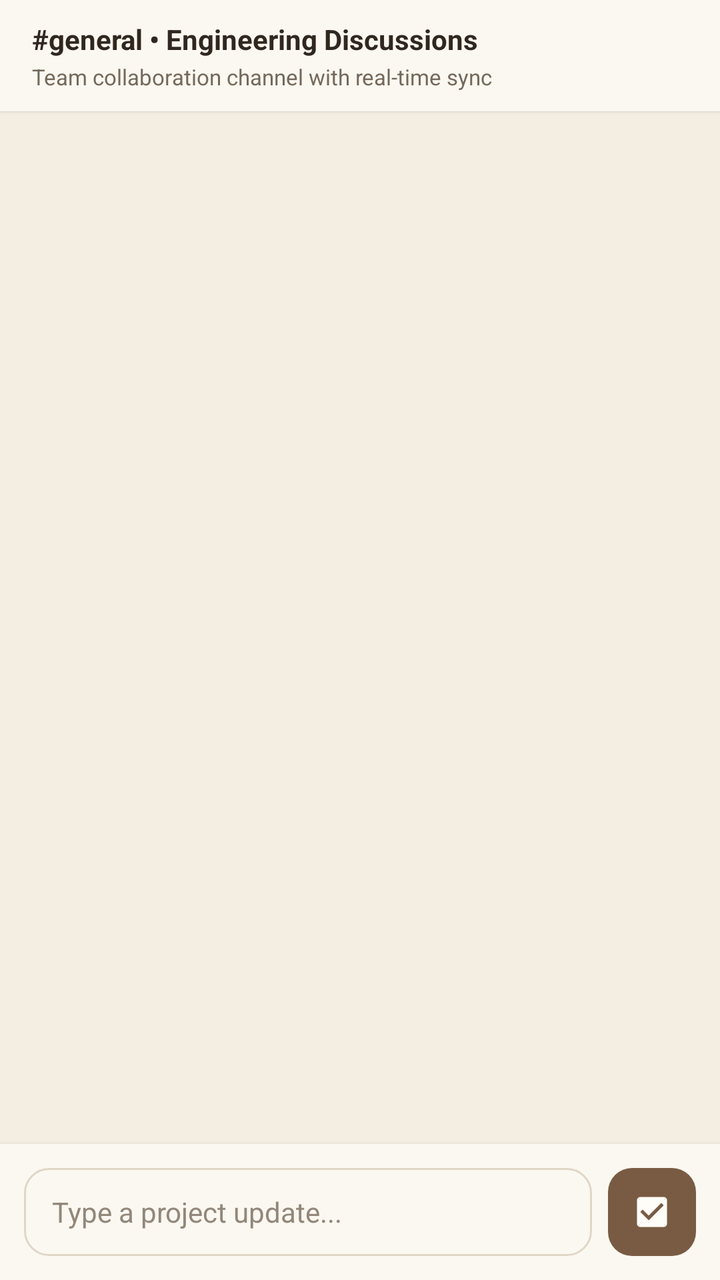
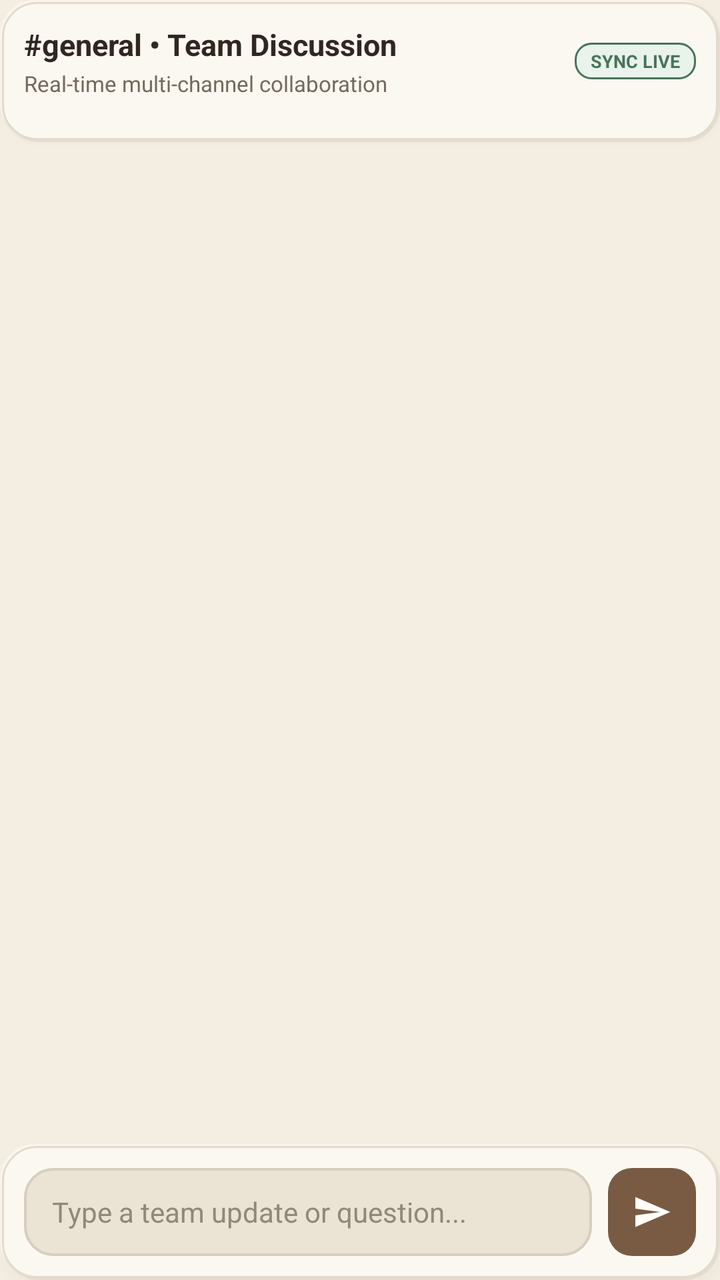

The first picture is an Android layout as it rendered before a commit; the second is the same layout after the commit. The layout source and the unified diff follow.
<!-- AndroidManifest.xml: application theme Theme.ProjectFlow -->
<!-- res/layout/fragment_chat.xml -->
<?xml version="1.0" encoding="utf-8"?>
<RelativeLayout xmlns:android="http://schemas.android.com/apk/res/android"
    xmlns:app="http://schemas.android.com/apk/res-auto"
    android:layout_width="match_parent"
    android:layout_height="match_parent"
    android:background="@color/earth_bg">

    
    <LinearLayout
        android:id="@+id/llChatHeader"
        android:layout_width="match_parent"
        android:layout_height="wrap_content"
        android:layout_alignParentTop="true"
        android:background="@color/earth_surface"
        android:elevation="1dp"
        android:orientation="vertical"
        android:paddingHorizontal="16dp"
        android:paddingVertical="10dp">

        <TextView
            android:layout_width="wrap_content"
            android:layout_height="wrap_content"
            android:text="#general &#8226; Engineering Discussions"
            android:textColor="@color/text_main"
            android:textSize="14sp"
            android:textStyle="bold" />

        <TextView
            android:layout_width="wrap_content"
            android:layout_height="wrap_content"
            android:layout_marginTop="2dp"
            android:text="Team collaboration channel with real-time sync"
            android:textColor="@color/text_secondary"
            android:textSize="11sp" />
    </LinearLayout>

    
    <androidx.recyclerview.widget.RecyclerView
        android:id="@+id/rvChatMessages"
        android:layout_width="match_parent"
        android:layout_height="match_parent"
        android:layout_above="@id/llMessageComposer"
        android:layout_below="@id/llChatHeader"
        android:clipToPadding="false"
        android:paddingVertical="12dp" />

    
    <LinearLayout
        android:id="@+id/llEmptyChat"
        android:layout_width="wrap_content"
        android:layout_height="wrap_content"
        android:layout_centerInParent="true"
        android:gravity="center"
        android:orientation="vertical"
        android:visibility="gone">

        <ImageView
            android:layout_width="48dp"
            android:layout_height="48dp"
            android:src="@drawable/ic_chat"
            app:tint="@color/muted_clay" />

        <TextView
            android:layout_width="wrap_content"
            android:layout_height="wrap_content"
            android:layout_marginTop="8dp"
            android:text="No messages yet in this discussion."
            android:textColor="@color/text_secondary"
            android:textSize="13sp" />
    </LinearLayout>

    
    <LinearLayout
        android:id="@+id/llMessageComposer"
        android:layout_width="match_parent"
        android:layout_height="wrap_content"
        android:layout_alignParentBottom="true"
        android:background="@color/earth_surface"
        android:elevation="4dp"
        android:gravity="center_vertical"
        android:orientation="horizontal"
        android:padding="12dp">

        <EditText
            android:id="@+id/etChatMessage"
            android:layout_width="0dp"
            android:layout_height="44dp"
            android:layout_weight="1"
            android:background="@drawable/bg_edit_text"
            android:hint="Type a project update..."
            android:importantForAutofill="no"
            android:inputType="textCapSentences|textMultiLine"
            android:maxLines="3"
            android:paddingHorizontal="14dp"
            android:textColor="@color/text_main"
            android:textColorHint="@color/text_muted"
            android:textSize="14sp" />

        <FrameLayout
            android:id="@+id/btnSendMessage"
            android:layout_width="44dp"
            android:layout_height="44dp"
            android:layout_marginStart="8dp"
            android:background="@drawable/bg_button_earth"
            android:clickable="true"
            android:focusable="true">

            <ImageView
                android:layout_width="20dp"
                android:layout_height="20dp"
                android:layout_gravity="center"
                android:src="@drawable/ic_tasks"
                app:tint="@color/white" />
        </FrameLayout>
    </LinearLayout>
</RelativeLayout>
<!-- resources referenced by this layout -->
<resources>
  <color name="white">#FFFDF8</color>
  <!-- drawable bg_edit_text (drawable) -->
  <?xml version="1.0" encoding="utf-8"?>
  <shape xmlns:android="http://schemas.android.com/apk/res/android"
      android:shape="rectangle">
      <corners android:radius="12dp" />
      <solid android:color="@color/earth_surface" />
      <stroke
          android:width="1dp"
          android:color="@color/earth_border" />
  </shape>
  <!-- drawable ic_tasks (drawable) -->
  <vector xmlns:android="http://schemas.android.com/apk/res/android"
      android:width="24dp"
      android:height="24dp"
      android:viewportWidth="24"
      android:viewportHeight="24">
      <path
          android:fillColor="@android:color/white"
          android:pathData="M19,3H5c-1.1,0 -2,0.9 -2,2v14c0,1.1 0.9,2 2,2h14c1.1,0 2,-0.9 2,-2V5c0,-1.1 -0.9,-2 -2,-2zm-9,14l-5,-5 1.41,-1.41L10,14.17l7.59,-7.59L19,8l-9,9z" />
  </vector>
  <color name="earth_border">#E1D6C6</color>
  <!-- unchanged entries left out for length: 13 -->
</resources>

<!-- the commit's change to res/layout/fragment_chat.xml (unified diff, before → after) -->
@@ -11,27 +11,72 @@
         android:layout_width="match_parent"
         android:layout_height="wrap_content"
         android:layout_alignParentTop="true"
-        android:background="@color/earth_surface"
-        android:elevation="1dp"
+        android:background="@drawable/bg_neu_card"
+        android:elevation="2dp"
         android:orientation="vertical"
-        android:paddingHorizontal="16dp"
-        android:paddingVertical="10dp">
+        android:padding="12dp">
 
-        <TextView
-            android:layout_width="wrap_content"
+        <RelativeLayout
+            android:layout_width="match_parent"
+            android:layout_height="wrap_content">
+
+            <LinearLayout
+                android:layout_width="wrap_content"
+                android:layout_height="wrap_content"
+                android:layout_alignParentStart="true"
+                android:orientation="vertical">
+
+                <TextView
+                    android:id="@+id/tvActiveChannelTitle"
+                    android:layout_width="wrap_content"
+                    android:layout_height="wrap_content"
+                    android:text="#general • Team Discussion"
+                    android:textColor="@color/text_main"
+                    android:textSize="15sp"
+                    android:textStyle="bold" />
+
+                <TextView
+                    android:id="@+id/tvActiveChannelSubtitle"
+                    android:layout_width="wrap_content"
+                    android:layout_height="wrap_content"
+                    android:layout_marginTop="2dp"
+                    android:text="Real-time multi-channel collaboration"
+                    android:textColor="@color/text_secondary"
+                    android:textSize="11sp" />
+            </LinearLayout>
+
+            <TextView
+                android:id="@+id/tvChannelOnlineBadge"
+                android:layout_width="wrap_content"
+                android:layout_height="wrap_content"
+                android:layout_alignParentEnd="true"
+                android:layout_centerVertical="true"
+                android:background="@drawable/bg_badge_success"
+                android:paddingHorizontal="8dp"
+                android:paddingVertical="3dp"
+                android:text="SYNC LIVE"
+                android:textColor="@color/earth_success"
+                android:textSize="9sp"
+                android:textStyle="bold" />
+        </RelativeLayout>
+
+        
+        <HorizontalScrollView
+            android:layout_width="match_parent"
             android:layout_height="wrap_content"
-            android:text="#general &#8226; Engineering Discussions"
-            android:textColor="@color/text_main"
-            android:textSize="14sp"
-            android:textStyle="bold" />
+            android:layout_marginTop="10dp"
+            android:scrollbars="none">
 
-        <TextView
-            android:layout_width="wrap_content"
-            android:layout_height="wrap_content"
-            android:layout_marginTop="2dp"
-            android:text="Team collaboration channel with real-time sync"
-            android:textColor="@color/text_secondary"
-            android:textSize="11sp" />
+            <LinearLayout
+                android:id="@+id/llChannelsContainer"
+                android:layout_width="wrap_content"
+                android:layout_height="wrap_content"
+                android:gravity="center_vertical"
+                android:orientation="horizontal">
+
+                
+            </LinearLayout>
+        </HorizontalScrollView>
     </LinearLayout>
 
     
@@ -42,7 +87,7 @@
         android:layout_above="@id/llMessageComposer"
         android:layout_below="@id/llChatHeader"
         android:clipToPadding="false"
-        android:paddingVertical="12dp" />
+        android:paddingVertical="10dp" />
 
     
     <LinearLayout
@@ -55,18 +100,30 @@
         android:visibility="gone">
 
         <ImageView
-            android:layout_width="48dp"
-            android:layout_height="48dp"
+            android:layout_width="54dp"
+            android:layout_height="54dp"
+            android:background="@drawable/bg_neu_circle"
+            android:padding="12dp"
             android:src="@drawable/ic_chat"
-            app:tint="@color/muted_clay" />
+            app:tint="@color/primary_earth" />
+
+        <TextView
+            android:id="@+id/tvEmptyChannelName"
+            android:layout_width="wrap_content"
+            android:layout_height="wrap_content"
+            android:layout_marginTop="12dp"
+            android:text="No messages yet in this group."
+            android:textColor="@color/text_main"
+            android:textSize="14sp"
+            android:textStyle="bold" />
 
         <TextView
             android:layout_width="wrap_content"
             android:layout_height="wrap_content"
-            android:layout_marginTop="8dp"
-            android:text="No messages yet in this discussion."
+            android:layout_marginTop="4dp"
+            android:text="Send a message below to kickstart the conversation!"
             android:textColor="@color/text_secondary"
-            android:textSize="13sp" />
+            android:textSize="12sp" />
     </LinearLayout>
 
     
@@ -75,7 +132,7 @@
         android:layout_width="match_parent"
         android:layout_height="wrap_content"
         android:layout_alignParentBottom="true"
-        android:background="@color/earth_surface"
+        android:background="@drawable/bg_neu_card"
         android:elevation="4dp"
         android:gravity="center_vertical"
         android:orientation="horizontal"
@@ -86,8 +143,8 @@
             android:layout_width="0dp"
             android:layout_height="44dp"
             android:layout_weight="1"
-            android:background="@drawable/bg_edit_text"
-            android:hint="Type a project update..."
+            android:background="@drawable/bg_neu_input"
+            android:hint="Type a team update or question..."
             android:importantForAutofill="no"
             android:inputType="textCapSentences|textMultiLine"
             android:maxLines="3"
@@ -109,7 +166,7 @@
                 android:layout_width="20dp"
                 android:layout_height="20dp"
                 android:layout_gravity="center"
-                android:src="@drawable/ic_tasks"
+                android:src="@drawable/ic_send"
                 app:tint="@color/white" />
         </FrameLayout>
     </LinearLayout>
<!-- resource entries referenced after the edit -->
@@ -1,27 +1,135 @@
 <!-- resources referenced by this layout -->
 <resources>
+  <color name="earth_success">#47745A</color>
   <color name="white">#FFFDF8</color>
-  <!-- drawable bg_edit_text (drawable) -->
+  <!-- drawable bg_badge_success (drawable) -->
   <?xml version="1.0" encoding="utf-8"?>
   <shape xmlns:android="http://schemas.android.com/apk/res/android"
       android:shape="rectangle">
-      <corners android:radius="12dp" />
-      <solid android:color="@color/earth_surface" />
+      <corners android:radius="8dp" />
+      <solid android:color="@color/earth_success_light" />
       <stroke
           android:width="1dp"
-          android:color="@color/earth_border" />
+          android:color="@color/earth_success" />
   </shape>
-  <!-- drawable ic_tasks (drawable) -->
+  <!-- drawable bg_neu_card (drawable) -->
+  <?xml version="1.0" encoding="utf-8"?>
+  <layer-list xmlns:android="http://schemas.android.com/apk/res/android">
+      
+      <item
+          android:left="2dp"
+          android:top="2dp"
+          android:right="0dp"
+          android:bottom="0dp">
+          <shape android:shape="rectangle">
+              <corners android:radius="18dp" />
+              <solid android:color="#24BFAFA0" />
+          </shape>
+      </item>
+  
+      
+      <item
+          android:left="1dp"
+          android:top="1dp"
+          android:right="0dp"
+          android:bottom="0dp">
+          <shape android:shape="rectangle">
+              <corners android:radius="18dp" />
+              <solid android:color="#36D5C9B8" />
+          </shape>
+      </item>
+  
+      
+      <item
+          android:left="0dp"
+          android:top="0dp"
+          android:right="2dp"
+          android:bottom="2dp">
+          <shape android:shape="rectangle">
+              <corners android:radius="18dp" />
+              <solid android:color="#80FFFFFF" />
+          </shape>
+      </item>
+  
+      
+      <item
+          android:left="1dp"
+          android:top="1dp"
+          android:right="1dp"
+          android:bottom="1dp">
+          <shape android:shape="rectangle">
+              <corners android:radius="17dp" />
+              <solid android:color="@color/neu_surface" />
+              <stroke
+                  android:width="1dp"
+                  android:color="@color/neu_border" />
+          </shape>
+      </item>
+  </layer-list>
+  <!-- drawable bg_neu_circle (drawable) -->
+  <?xml version="1.0" encoding="utf-8"?>
+  <layer-list xmlns:android="http://schemas.android.com/apk/res/android">
+      <item
+          android:left="2dp"
+          android:top="2dp"
+          android:right="0dp"
+          android:bottom="0dp">
+          <shape android:shape="oval">
+              <solid android:color="#30C2B3A0" />
+          </shape>
+      </item>
+      <item
+          android:left="0dp"
+          android:top="0dp"
+          android:right="2dp"
+          android:bottom="2dp">
+          <shape android:shape="oval">
+              <solid android:color="#90FFFFFF" />
+          </shape>
+      </item>
+      <item
+          android:left="1dp"
+          android:top="1dp"
+          android:right="1dp"
+          android:bottom="1dp">
+          <shape android:shape="oval">
+              <solid android:color="@color/neu_surface" />
+              <stroke
+                  android:width="1dp"
+                  android:color="@color/neu_border" />
+          </shape>
+      </item>
+  </layer-list>
+  <!-- drawable bg_neu_input (drawable) -->
+  <?xml version="1.0" encoding="utf-8"?>
+  <shape xmlns:android="http://schemas.android.com/apk/res/android"
+      android:shape="rectangle">
+      <corners android:radius="14dp" />
+      <solid android:color="@color/neu_surface_pressed" />
+      <stroke
+          android:width="1.2dp"
+          android:color="@color/neu_inset_border" />
+      <padding
+          android:left="14dp"
+          android:top="10dp"
+          android:right="14dp"
+          android:bottom="10dp" />
+  </shape>
+  <!-- drawable ic_send (drawable) -->
   <vector xmlns:android="http://schemas.android.com/apk/res/android"
       android:width="24dp"
       android:height="24dp"
       android:viewportWidth="24"
       android:viewportHeight="24">
       <path
-          android:fillColor="@android:color/white"
-          android:pathData="M19,3H5c-1.1,0 -2,0.9 -2,2v14c0,1.1 0.9,2 2,2h14c1.1,0 2,-0.9 2,-2V5c0,-1.1 -0.9,-2 -2,-2zm-9,14l-5,-5 1.41,-1.41L10,14.17l7.59,-7.59L19,8l-9,9z" />
+          android:fillColor="#FFFFFFFF"
+          android:pathData="M2.01,21L23,12 2.01,3 2,10l15,2 -15,2z" />
   </vector>
-  <color name="earth_border">#E1D6C6</color>
+  <color name="earth_success_light">#EAF2EC</color>
+  <color name="neu_surface">#FBF8F1</color>
+  <color name="neu_border">#E4DACB</color>
+  <color name="neu_surface_pressed">#EBE4D5</color>
+  <color name="neu_inset_border">#D8CDBE</color>
   <!-- unchanged entries left out for length: 13 -->
 </resources>
 
